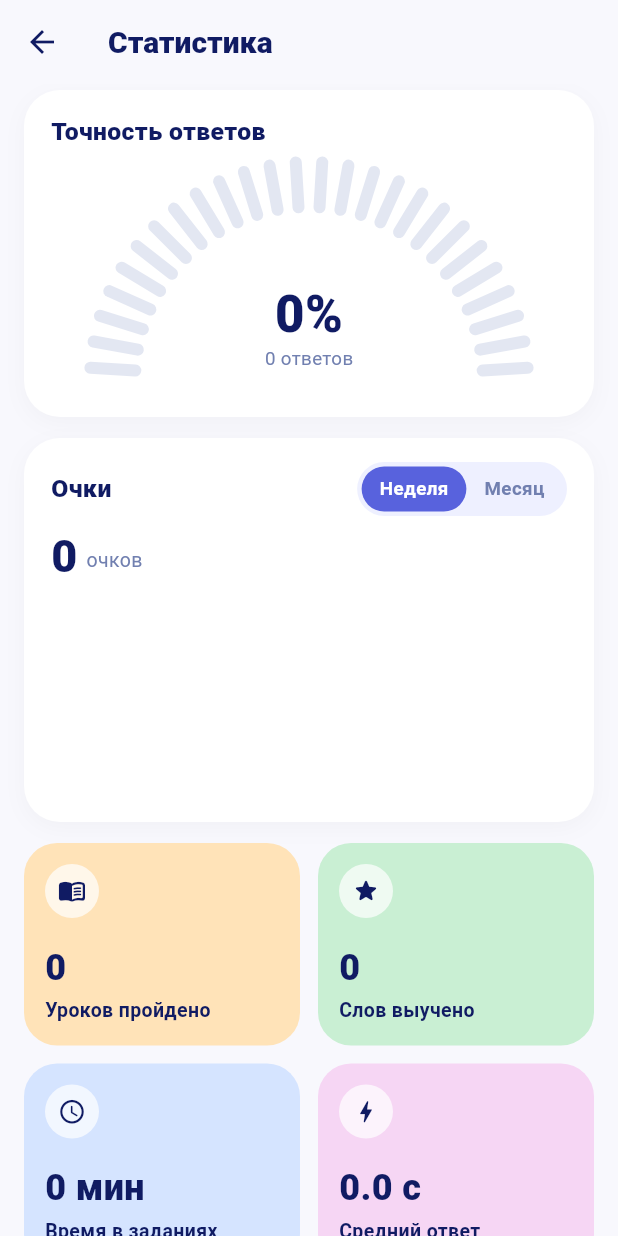
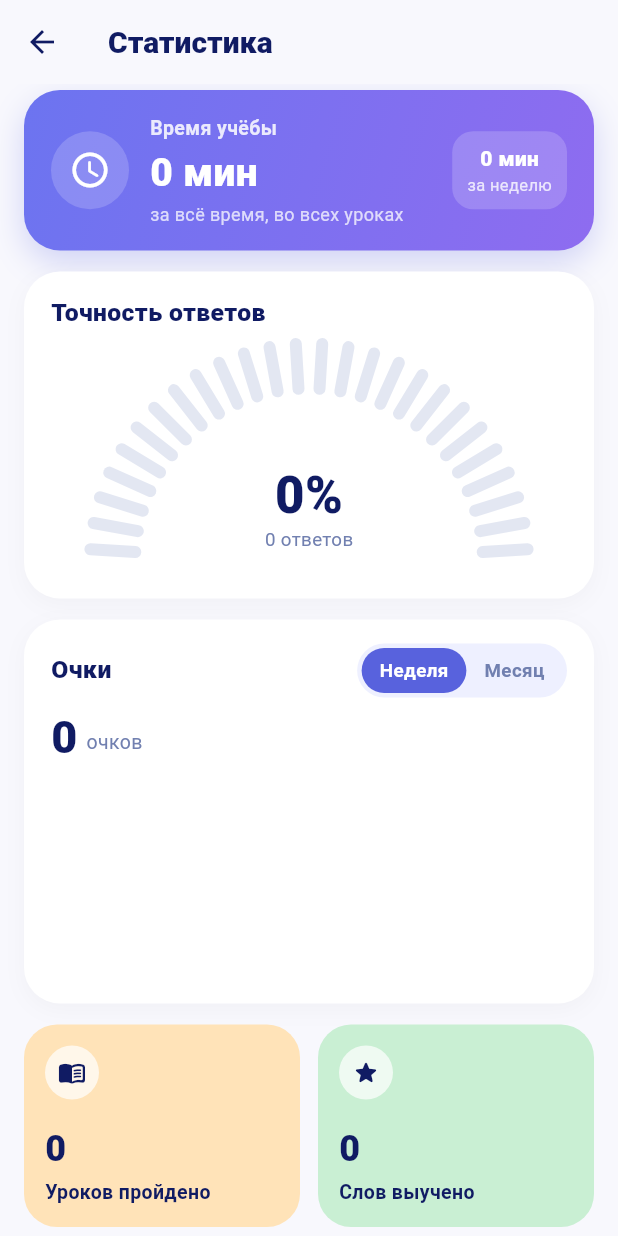
Before and after one commit to somon101/GuYo, a Flutter app: the StatsScreen screen opened directly, on a phone screen of 412 x 824 dp. Run offline on Flutter 3.47's test engine with Material 3 defaults, Android fonts, the phone set to English and light mode, and no system bars; our stand-ins replace audioplayers, cached_network_image, firebase_core, firebase_messaging, flutter_cache_manager, flutter_secure_storage and 5 more; accounts and stored records are empty; network calls fail.

Commit message:
Study time: pause in the background, time matching pairs, show the total
- The per-answer stopwatch pauses while the app is minimised or the
  screen is off, and the answer's details are taken before any await so
  the next question can't reset them first.
- Сопоставление now times each pair (from the board or the previous
  pair) -- it sent no time at all before.
- Статистика opens with "Время учёбы": all study time across every
  lesson, practice and quest, plus this week's; more than 2 minutes on
  one answer counts as 2 (idling). The time tile becomes total answers.
- The in-app notification banner stays 4 seconds instead of 2.5.

Co-Authored-By: Claude Opus 5.5 <noreply@anthropic.com>
Claude-Session: https://claude.ai/code/session_011THPrLhreScBKVihJ6ZH8S

```diff
--- a/mobile/lib/l10n/strings.dart
+++ b/mobile/lib/l10n/strings.dart
@@ -449,6 +449,10 @@ const Map<String, (String, String)> uiStrings = {
   'Трудные слова': ('Калимаҳои душвор', 'Qiyin soʻzlar'),
   'В них вы ошибаетесь чаще всего': ('Дар онҳо шумо бештар хато мекунед', 'Ularda eng koʻp xato qilasiz'),
   '{0} ош.': ('{0} хато', '{0} xato'),
+  'Всего ответов': ('Ҳамагӣ ҷавобҳо', 'Jami javoblar'),
+  'Время учёбы': ('Вақти таҳсил', 'Oʻqish vaqti'),
+  'за всё время, во всех уроках': ('дар тамоми вақт, дар ҳамаи дарсҳо', 'butun vaqt, barcha darslarda'),
+  'за неделю': ('дар ҳафта', 'hafta davomida'),
   'Мой QR-код': ('QR-коди ман', 'Mening QR-kodim'),
   'История хранится только за сегодня': ('Таърих танҳо барои имрӯз нигоҳ дошта мешавад', 'Tarix faqat bugun uchun saqlanadi'),
   'Новое слово': ('Калимаи нав', 'Yangi soʻz'),
--- a/mobile/lib/main.dart
+++ b/mobile/lib/main.dart
@@ -1,5 +1,6 @@
 import 'l10n/l10n.dart';
 
+import 'services/answer_signals.dart';
 import 'package:flutter/material.dart';
 
 import 'api/api_client.dart';
@@ -12,6 +13,7 @@ import 'widgets/skeleton.dart';
 
 Future<void> main() async {
   WidgetsFlutterBinding.ensureInitialized();
+  AnswerSignals.init();
   await PushService.instance.init();
   await loadAppLanguage();
   runApp(const GuyoApp());
--- a/mobile/lib/screens/stats_screen.dart
+++ b/mobile/lib/screens/stats_screen.dart
@@ -30,6 +30,7 @@ class UserStats {
   final int wordsLearned;
   final int wordsLearnedWeek;
   final int timeMinutes;
+  final int timeWeekMinutes;
   final double? avgAnswerSeconds;
   final int? bestWeekday;
   final List<({String word, int mistakes})> hardWords;
@@ -57,6 +58,7 @@ class UserStats {
         wordsLearned = j['words_learned'] as int,
         wordsLearnedWeek = j['words_learned_week'] as int,
         timeMinutes = j['time_minutes'] as int,
+        timeWeekMinutes = (j['time_week_minutes'] as int?) ?? 0,
         avgAnswerSeconds = (j['avg_answer_seconds'] as num?)?.toDouble(),
         bestWeekday = j['best_weekday'] as int?,
         hardWords = [
@@ -144,6 +146,8 @@ class _StatsScreenState extends State<StatsScreen> {
                   child: ListView(
                     padding: const EdgeInsets.fromLTRB(16, 4, 16, 28),
                     children: [
+                      _StudyTimeCard(stats: stats),
+                      const SizedBox(height: 14),
                       _AccuracyCard(stats: stats),
                       const SizedBox(height: 14),
                       _PointsCard(
@@ -191,6 +195,79 @@ Widget _grow({required Widget Function(double t) builder, int ms = 1100}) => Twe
       curve: Curves.easeOutCubic,
       builder: (context, t, _) => builder(t),
     );
+
+String _hm(int minutes) =>
+    minutes < 60 ? tr('{0} мин', [minutes]) : tr('{0} ч {1} мин', [minutes ~/ 60, minutes % 60]);
+
+/// All the time spent studying -- every lesson, practice and quest
+/// together -- with this week's share. Counted per answer, only while the
+/// app is in front, at most 2 minutes per answer (longer is idling).
+class _StudyTimeCard extends StatelessWidget {
+  final UserStats stats;
+  const _StudyTimeCard({required this.stats});
+
+  @override
+  Widget build(BuildContext context) {
+    return Container(
+      padding: const EdgeInsets.fromLTRB(18, 16, 18, 16),
+      decoration: BoxDecoration(
+        borderRadius: BorderRadius.circular(24),
+        gradient: const LinearGradient(
+          begin: Alignment.topLeft,
+          end: Alignment.bottomRight,
+          colors: [Color(0xFF6C74F0), Color(0xFF8E6CF0)],
+        ),
+        boxShadow: [BoxShadow(color: AppColors.primary.withValues(alpha: 0.25), blurRadius: 18, offset: const Offset(0, 8))],
+      ),
+      child: Row(
+        children: [
+          Container(
+            width: 52,
+            height: 52,
+            decoration: BoxDecoration(color: Colors.white.withValues(alpha: 0.18), shape: BoxShape.circle),
+            child: const Icon(Icons.schedule_rounded, color: Colors.white, size: 28),
+          ),
+          const SizedBox(width: 14),
+          Expanded(
+            child: Column(
+              crossAxisAlignment: CrossAxisAlignment.start,
+              children: [
+                Text(
+                  tr('Время учёбы'),
+                  style: TextStyle(fontSize: 13, color: Colors.white.withValues(alpha: 0.85), fontWeight: FontWeight.w600),
+                ),
+                const SizedBox(height: 2),
+                _grow(
+                  builder: (t) => Text(
+                    _hm((stats.timeMinutes * t).round()),
+                    style: const TextStyle(fontSize: 26, fontWeight: FontWeight.w800, color: Colors.white),
+                  ),
+                ),
+                Text(
+                  tr('за всё время, во всех уроках'),
+                  style: TextStyle(fontSize: 12, color: Colors.white.withValues(alpha: 0.75)),
+                ),
+              ],
+            ),
+          ),
+          Container(
+            padding: const EdgeInsets.symmetric(horizontal: 10, vertical: 8),
+            decoration: BoxDecoration(color: Colors.white.withValues(alpha: 0.18), borderRadius: BorderRadius.circular(14)),
+            child: Column(
+              children: [
+                Text(
+                  _hm(stats.timeWeekMinutes),
+                  style: const TextStyle(fontSize: 14, fontWeight: FontWeight.w800, color: Colors.white),
+                ),
+                Text(tr('за неделю'), style: TextStyle(fontSize: 11, color: Colors.white.withValues(alpha: 0.8))),
+              ],
+            ),
+          ),
+        ],
+      ),
+    );
+  }
+}
 
 /// Accuracy as a segmented half-dial, with a chip per exercise type below.
 class _AccuracyCard extends StatelessWidget {
@@ -544,11 +621,9 @@ class _TotalsGrid extends StatelessWidget {
         row(
           _Tile(
             color: const Color(0xFFD5E4FF),
-            icon: Icons.schedule_rounded,
-            value: stats.timeMinutes < 60
-                ? tr('{0} мин', [stats.timeMinutes])
-                : tr('{0} ч {1} мин', [stats.timeMinutes ~/ 60, stats.timeMinutes % 60]),
-            label: tr('Время в заданиях'),
+            icon: Icons.task_alt_rounded,
+            value: '${stats.totalAnswers}',
+            label: tr('Всего ответов'),
           ),
           _Tile(
             color: const Color(0xFFF6D6F4),
--- a/mobile/lib/widgets/exercises/matching_board.dart
+++ b/mobile/lib/widgets/exercises/matching_board.dart
@@ -65,6 +65,8 @@ class _MatchingBoardState extends State<MatchingBoard> {
     // answer away.
     _left = List<GuyoWord>.from(widget.words)..shuffle(random);
     _right = List<GuyoWord>.from(widget.words)..shuffle(random);
+    // Each pair's time runs from the board appearing (or the previous pair).
+    AnswerSignals.itemShown();
   }
 
   void _tapLeft(int wordId) {
@@ -90,6 +92,7 @@ class _MatchingBoardState extends State<MatchingBoard> {
     AnswerSignals.given(_right.firstWhere((w) => w.id == rightId).translation);
     AnswerSound.play(isCorrect);
     widget.onAttempt?.call(leftId, isCorrect);
+    AnswerSignals.itemShown();
 
     if (isCorrect) {
       setState(() {
--- a/mobile/lib/widgets/in_app_banner.dart
+++ b/mobile/lib/widgets/in_app_banner.dart
@@ -15,7 +15,7 @@ final GlobalKey<NavigatorState> appNavigatorKey = GlobalKey<NavigatorState>();
 class InAppBanner {
   InAppBanner._();
 
-  static const Duration visibleFor = Duration(milliseconds: 2500);
+  static const Duration visibleFor = Duration(seconds: 4);
   static OverlayEntry? _current;
 
   static void show({String? title, required String body}) {
```
Also changed, not shown: mobile/lib/api/api_client.dart (+6 -3 lines), mobile/lib/services/answer_signals.dart (+43 -10 lines), 2 other files.
